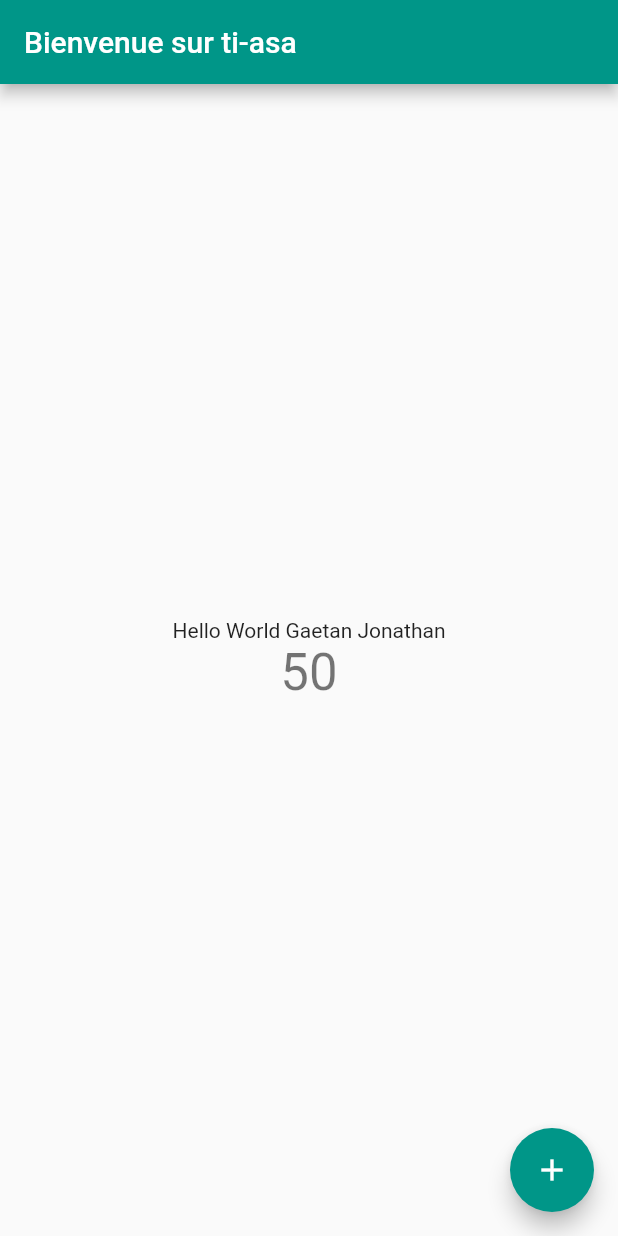
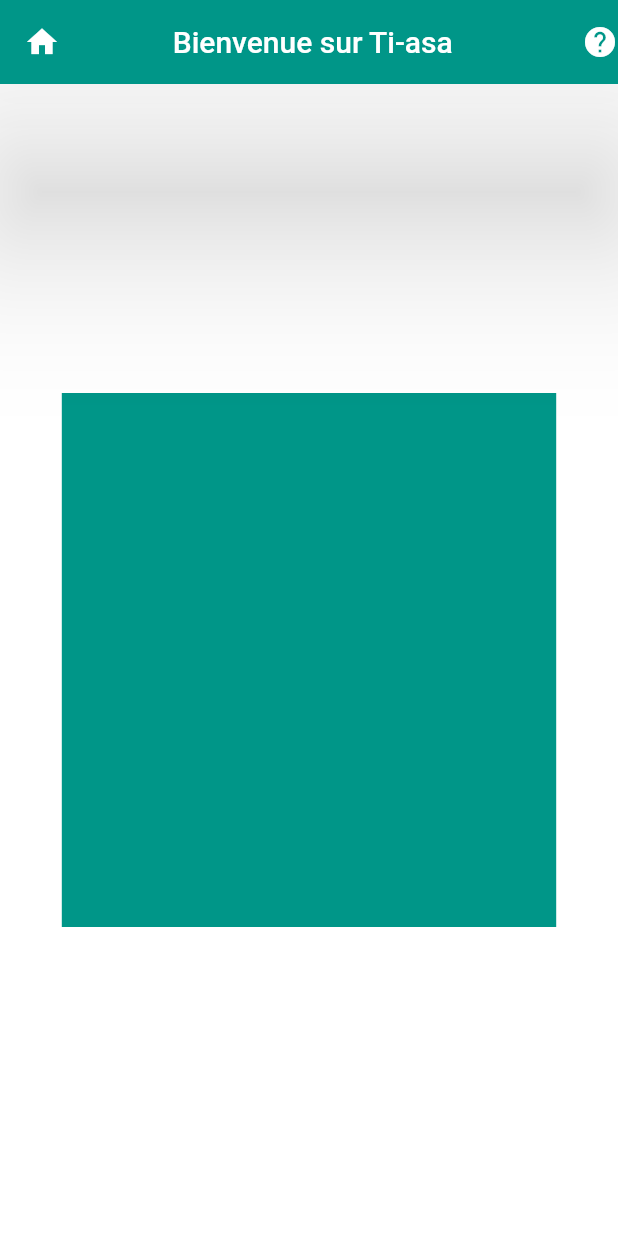
Before and after one commit to Rise-esti/Ti-asa-APP, a Flutter app: the screen it shows after launch, on a phone screen of 412 x 824 dp. Run offline on Flutter 3.47's test engine with Material 2 defaults, Android fonts, the phone set to English and light mode, and no system bars.

Commit message:
Appbar Home Ajouter

```diff
--- a/lib/main.dart
+++ b/lib/main.dart
@@ -1,111 +1,60 @@
 import 'package:flutter/material.dart';
 
-void main() => runApp(MyApp());
+void main(){
+  runApp(new MyApp());
+}
 
-class MyApp extends StatelessWidget {
-  // This widget is the root of your application.
+class MyApp extends StatelessWidget{
   @override
   Widget build(BuildContext context) {
-    return MaterialApp(
-      title: 'ti-asa Demo',
+    //  »»»»»»»»»TODO: implement build
+    return new MaterialApp(
+      title: 'Application ti-asa',
       theme: ThemeData(
-        // This is the theme of your application.
-        //
-        // Try running your application with "flutter run". You'll see the
-        // application has a blue toolbar. Then, without quitting the app, try
-        // changing the primarySwatch below to Colors.green and then invoke
-        // "hot reload" (press "r" in the console where you ran "flutter run",
-        // or simply save your changes to "hot reload" in a Flutter IDE).
-        // Notice that the counter didn't reset back to zero; the application
-        // is not restarted.
-        primarySwatch: Colors.teal
+        primarySwatch: Colors.blueGrey,
+
       ),
-      home: MyHomePage(title: 'Bienvenue sur ti-asa'),
+      debugShowCheckedModeBanner: false,
+      home: new Home(),
     );
   }
 }
 
-class MyHomePage extends StatefulWidget {
-  MyHomePage({Key key, this.title}) : super(key: key);
-
-  // This widget is the home page of your application. It is stateful, meaning
-  // that it has a State object (defined below) that contains fields that affect
-  // how it looks.
-
-  // This class is the configuration for the state. It holds the values (in this
-  // case the title) provided by the parent (in this case the App widget) and
-  // used by the build method of the State. Fields in a Widget subclass are
-  // always marked "final".
-
-  final String title;
-
+class Home extends StatefulWidget{
   @override
-  _MyHomePageState createState() => _MyHomePageState();
+  State<StatefulWidget> createState(){
+    return _Home();
+  }
 }
 
-class _MyHomePageState extends State<MyHomePage> {
-  int _counter = 50;
+class _Home extends State<Home>{
+  @override
+  Widget build(BuildContext context) {
+    return Scaffold(
+      appBar: new AppBar(
+        title: new Text(" Bienvenue sur Ti-asa"),
+        centerTitle: true,
+        backgroundColor: Colors.teal,  //Color(0xFFf05f40),
+        leading: new Icon(
+          Icons.home
+        ),
+        actions: <Widget>[
+          new Icon(Icons.help),
+        ],
+        elevation: 50,
+      ),
+      backgroundColor: Colors.white,
+      body: new Container(
+        color: Colors.teal,
+        height:  MediaQuery.of(context).size.height / 2,
+        width: 4 * MediaQuery.of(context).size.width / 5,
+        margin: EdgeInsets.only(bottom: MediaQuery.of(context).size.height / 4, top: MediaQuery.of(context).size.height / 4  ,
+          right: MediaQuery.of(context).size.width / 10, left: MediaQuery.of(context).size.width / 10
+        ),
 
-  void _incrementCounter() {
-    setState(() {
-      // This call to setState tells the Flutter framework that something has
-      // changed in this State, which causes it to rerun the build method below
-      // so that the display can reflect the updated values. If we changed
-      // _counter without calling setState(), then the build method would not be
-      // called again, and so nothing would appear to happen.
-      _counter--;
-    });
+      ),
+
+    );
   }
 
-  @override
-  Widget build(BuildContext context) {
-    // This method is rerun every time setState is called, for instance as done
-    // by the _incrementCounter method above.
-    //
-    // The Flutter framework has been optimized to make rerunning build methods
-    // fast, so that you can just rebuild anything that needs updating rather
-    // than having to individually change instances of widgets.
-    return Scaffold(
-      appBar: AppBar(
-        // Here we take the value from the MyHomePage object that was created by
-        // the App.build method, and use it to set our appbar title.
-        title: Text(widget.title),
-      ),
-      body: Center(
-        // Center is a layout widget. It takes a single child and positions it
-        // in the middle of the parent.
-        child: Column(
-          // Column is also layout widget. It takes a list of children and
-          // arranges them vertically. By default, it sizes itself to fit its
-          // children horizontally, and tries to be as tall as its parent.
-          //
-          // Invoke "debug painting" (press "p" in the console, choose the
-          // "Toggle Debug Paint" action from the Flutter Inspector in Android
-          // Studio, or the "Toggle Debug Paint" command in Visual Studio Code)
-          // to see the wireframe for each widget.
-          //
-          // Column has various properties to control how it sizes itself and
-          // how it positions its children. Here we use mainAxisAlignment to
-          // center the children vertically; the main axis here is the vertical
-          // axis because Columns are vertical (the cross axis would be
-          // horizontal).
-          mainAxisAlignment: MainAxisAlignment.center,
-          children: <Widget>[
-            Text(
-              'Hello World Gaetan Jonathan',
-            ),
-            Text(
-              '$_counter',
-              style: Theme.of(context).textTheme.display1,
-            ),
-          ],
-        ),
-      ),
-      floatingActionButton: FloatingActionButton(
-        onPressed: _incrementCounter,
-        tooltip: 'Increment',
-        child: Icon(Icons.add),
-      ), // This trailing comma makes auto-formatting nicer for build methods.
-    );
-  }
 }
```
Also changed, not shown: pubspec.lock, 1 other file.
